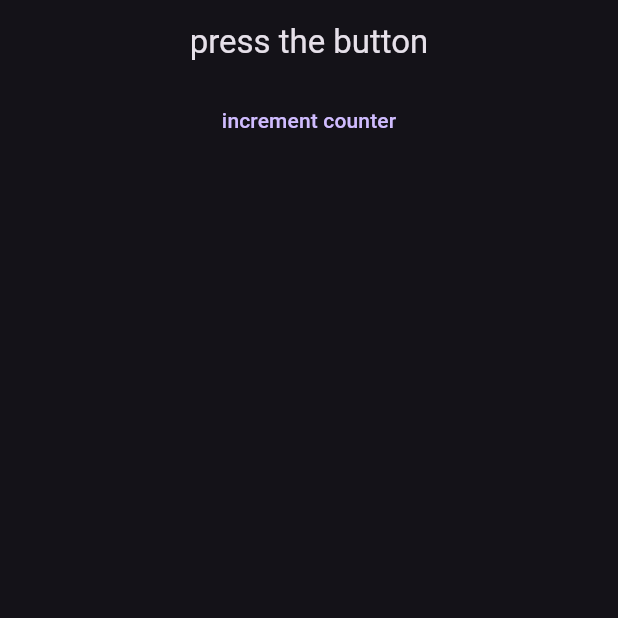
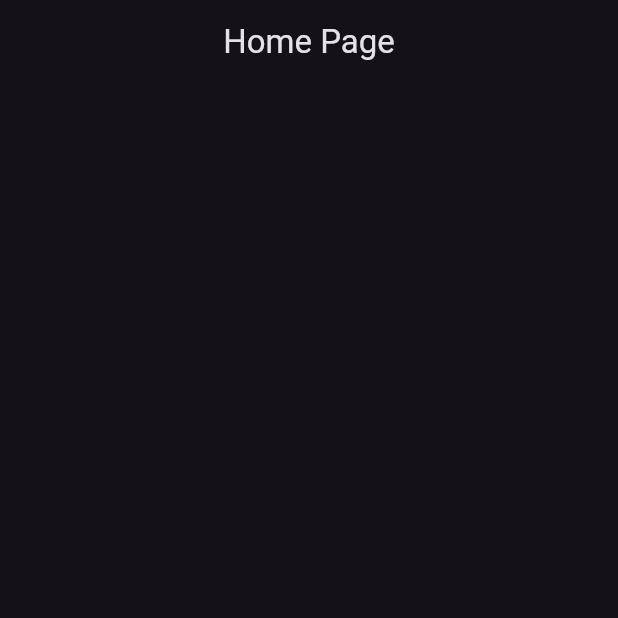
Before and after one commit to Topzee001/master-riverpod, a Flutter app: the screen it shows after launch, on a phone screen of 412 x 824 dp, the top half of it. Run offline on Flutter 3.47's test engine with Material 3 defaults, Android fonts, the phone set to English and light mode, and no system bars; our stand-ins replace hooks_riverpod.

```diff
--- a/lib/main.dart
+++ b/lib/main.dart
@@ -4,32 +4,6 @@ import 'package:hooks_riverpod/hooks_riverpod.dart';
 void main() {
   runApp(const ProviderScope(child: MyApp()));
 }
-
-// infix operator for addition on num types
-extension OptionalInfinixAddition<T extends num> on T? {
-  T? operator +(T? other) {
-    final shadow = this;
-    if (shadow != null) {
-      return shadow + (other ?? 0) as T;
-    } else {
-      return null;
-    }
-  }
-}
-
-// generics for addition on num types
-class Counter extends StateNotifier<int?> {
-  Counter() : super(null);
-  void increment() {
-    state = state == null ? 1 : state + 1;
-  }
-
-  // int? get value => state;
-}
-
-final counterProvider = StateNotifierProvider<Counter, int?>(
-  (ref) => Counter(),
-);
 
 class MyApp extends StatelessWidget {
   const MyApp({super.key});
@@ -48,43 +22,13 @@ class MyApp extends StatelessWidget {
   }
 }
 
-// void testIt() {
-//   final int? int1 = 5;
-//   final int? int2 = null;
-
-//   final result = int1 + int2;
-
-//   print(result);
-// }
-
 class HomePage extends ConsumerWidget {
   const HomePage({super.key});
 
   @override
   Widget build(BuildContext context, WidgetRef ref) {
     return Scaffold(
-      appBar: AppBar(
-        centerTitle: true,
-        title: Consumer(
-          builder: (context, ref, child) {
-            final count = ref.watch(counterProvider);
-            final text = count == null ? 'press the button' : count.toString();
-            return Text(text);
-          },
-        ),
-      ),
-
-      body: Column(
-        crossAxisAlignment: CrossAxisAlignment.stretch,
-        children: [
-          TextButton(
-            onPressed: () {
-              ref.read(counterProvider.notifier).increment();
-            },
-            child: Text('increment counter'),
-          ),
-        ],
-      ),
+      appBar: AppBar(centerTitle: true, title: const Text('Home Page')),
     );
   }
 }
--- a/pubspec.yaml
+++ b/pubspec.yaml
@@ -35,6 +35,7 @@ dependencies:
   # Use with the CupertinoIcons class for iOS style icons.
   cupertino_icons: ^1.0.8
   hooks_riverpod: ^2.6.1
+  uuid: ^4.5.1
 
 dev_dependencies:
   flutter_test:
```
Also changed, not shown: lib/example5.dart (added, +193 -0 lines), lib/examples/example3.dart (added, +99 -0 lines), lib/examples/example4.dart (added, +74 -0 lines), lib/examples/example1.dart (renamed from lib/example1.dart), lib/examples/example2.dart (renamed from lib/example2.dart), pubspec.lock.
